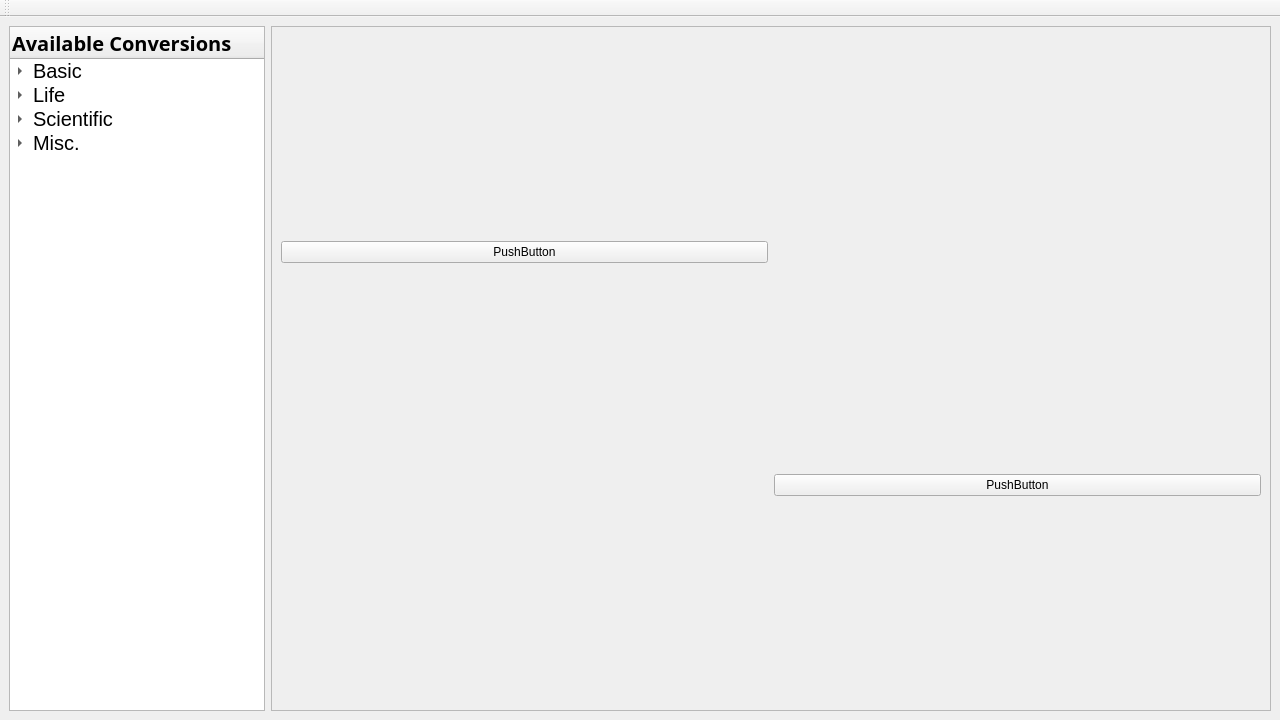
Before: the Qt Designer form mainwindow.ui in 30vam/cute-converter, drawn with Qt 5.
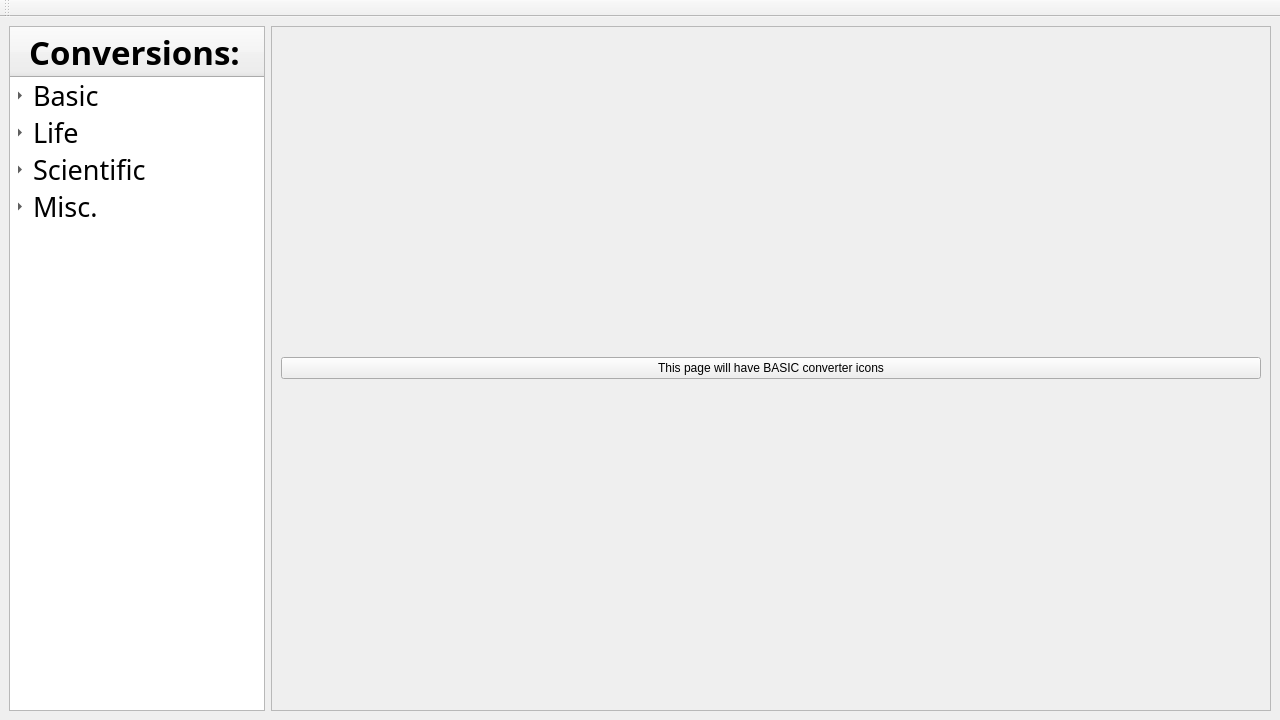
After: the same form once the commit is applied. The open tabs and pages were chosen to show the change. Icons and pictures are not drawn.

Commit message: Added icons to tree widget and changed font

```diff
--- a/mainwindow.ui
+++ b/mainwindow.ui
@@ -30,19 +30,43 @@
        <enum>QFrame::StyledPanel</enum>
       </property>
       <property name="frameShadow">
-       <enum>QFrame::Plain</enum>
+       <enum>QFrame::Sunken</enum>
+      </property>
+      <property name="iconSize">
+       <size>
+        <width>48</width>
+        <height>48</height>
+       </size>
       </property>
       <property name="itemsExpandable">
        <bool>true</bool>
       </property>
+      <property name="headerHidden">
+       <bool>false</bool>
+      </property>
+      <attribute name="headerVisible">
+       <bool>true</bool>
+      </attribute>
+      <attribute name="headerCascadingSectionResizes">
+       <bool>false</bool>
+      </attribute>
+      <attribute name="headerDefaultSectionSize">
+       <number>100</number>
+      </attribute>
+      <attribute name="headerHighlightSections">
+       <bool>false</bool>
+      </attribute>
+      <attribute name="headerShowSortIndicator" stdset="0">
+       <bool>false</bool>
+      </attribute>
       <column>
        <property name="text">
-        <string>Available Conversions</string>
+        <string>  Conversions:</string>
        </property>
        <property name="font">
         <font>
          <family>Aleo</family>
-         <pointsize>15</pointsize>
+         <pointsize>25</pointsize>
          <bold>true</bold>
         </font>
        </property>
@@ -53,7 +77,9 @@
        </property>
        <property name="font">
         <font>
-         <pointsize>15</pointsize>
+         <family>Aleo Medium</family>
+         <pointsize>20</pointsize>
+         <bold>false</bold>
         </font>
        </property>
        <item>
@@ -85,7 +111,8 @@
        </property>
        <property name="font">
         <font>
-         <pointsize>15</pointsize>
+         <family>Aleo Medium</family>
+         <pointsize>20</pointsize>
         </font>
        </property>
        <item>
@@ -110,7 +137,8 @@
        </property>
        <property name="font">
         <font>
-         <pointsize>15</pointsize>
+         <family>Aleo Medium</family>
+         <pointsize>20</pointsize>
         </font>
        </property>
        <item>
@@ -125,7 +153,8 @@
        </property>
        <property name="font">
         <font>
-         <pointsize>15</pointsize>
+         <family>Aleo Medium</family>
+         <pointsize>20</pointsize>
         </font>
        </property>
        <item>
@@ -157,17 +186,10 @@
       </property>
       <widget class="QWidget" name="basicPage">
        <layout class="QGridLayout" name="gridLayout_2">
-        <item row="1" column="1">
-         <widget class="QPushButton" name="pushButton_2">
-          <property name="text">
-           <string>PushButton</string>
-          </property>
-         </widget>
-        </item>
         <item row="0" column="0">
          <widget class="QPushButton" name="pushButton">
           <property name="text">
-           <string>PushButton</string>
+           <string>This page will have BASIC converter icons</string>
           </property>
          </widget>
         </item>
```
Left out of the diff: 28 changed lines with no effect on the pictures. The commit also changes 4 other files.
